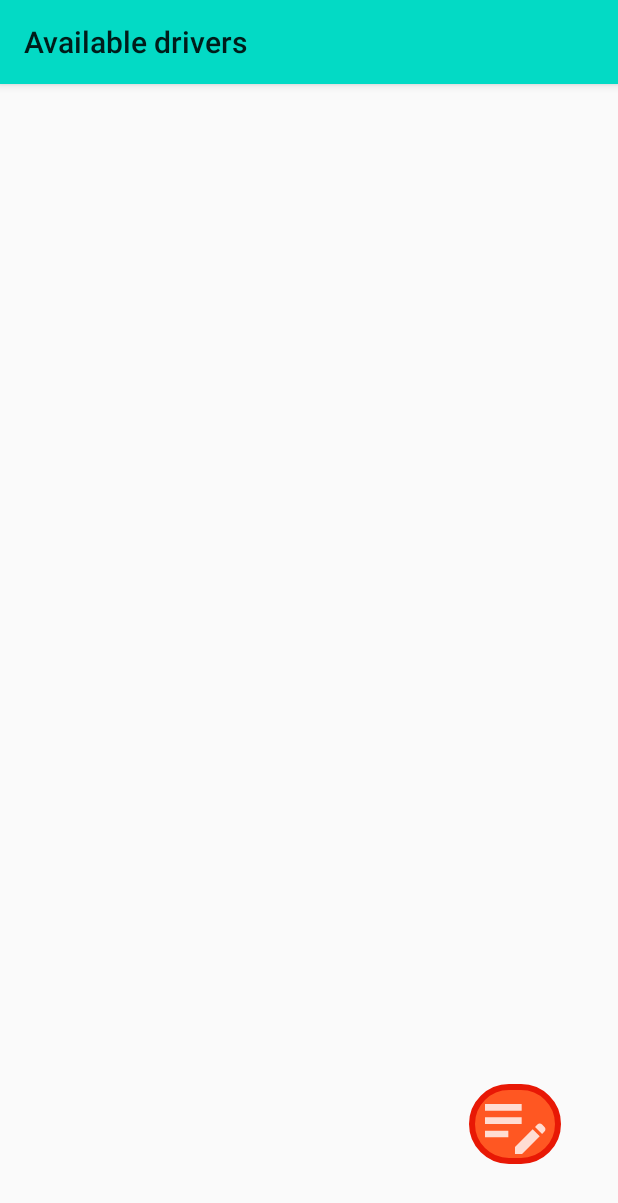
After one commit to jed188/wheels-reputation, an Android app: the Available_driver_list screen opened directly, with no data from a screen before it, on a phone screen of 412 x 824 dp. The commit adds this screen. Shown: the top 1203 px of the screen. Run offline under Robolectric (Android 15) with nearby library versions, the phone set to English and light mode, and no system bars; Roboto replaces fonts that are not available here.

Commit message:
layout added for all views,add button to be worked on

```diff
--- a/app/build.gradle
+++ b/app/build.gradle
@@ -12,6 +12,7 @@ android {
         versionCode 1
         versionName "1.0"
 
+        vectorDrawables.useSupportLibrary = true
         testInstrumentationRunner "androidx.test.runner.AndroidJUnitRunner"
     }
 
--- /dev/null
+++ b/app/src/main/java/com/example/wheelsreputation/Available_driver_list.java
@@ -0,0 +1,16 @@
+package com.example.wheelsreputation;
+
+import androidx.appcompat.app.AppCompatActivity;
+
+import android.os.Bundle;
+
+public class Available_driver_list extends AppCompatActivity {
+
+    @Override
+    protected void onCreate(Bundle savedInstanceState) {
+        super.onCreate(savedInstanceState);
+        setContentView(R.layout.activity_available_driver_list);
+
+        setTitle("Available drivers");
+    }
+}
--- /dev/null
+++ b/app/src/main/res/drawable-anydpi/ic_action_name.xml
@@ -0,0 +1,11 @@
+<vector xmlns:android="http://schemas.android.com/apk/res/android"
+    android:width="24dp"
+    android:height="24dp"
+    android:viewportWidth="24"
+    android:viewportHeight="24"
+    android:tint="#ffffff"
+    android:alpha="0.8">
+  <path
+      android:fillColor="@android:color/white"
+      android:pathData="M3,10h11v2H3V10zM3,8h11V6H3V8zM3,16h7v-2H3V16zM18.01,12.87l0.71,-0.71c0.39,-0.39 1.02,-0.39 1.41,0l0.71,0.71c0.39,0.39 0.39,1.02 0,1.41l-0.71,0.71L18.01,12.87zM17.3,13.58l-5.3,5.3V21h2.12l5.3,-5.3L17.3,13.58z"/>
+</vector>
--- /dev/null
+++ b/app/src/main/res/drawable/add_something_button.xml
@@ -0,0 +1,14 @@
+<?xml version="1.0" encoding="utf-8"?>
+<selector xmlns:android="http://schemas.android.com/apk/res/android">
+    <item>
+        <shape android:shape="rectangle">
+            <solid android:color="#FF5722"/>
+            <stroke android:color="#E81805" android:width="4dp" />
+            <size android:height="120dp" android:width="120dp" />
+            <corners android:radius="120dp"/>
+
+    </shape>
+
+
+    </item>
+</selector>
--- /dev/null
+++ b/app/src/main/res/layout/activity_available_driver_list.xml
@@ -0,0 +1,22 @@
+<?xml version="1.0" encoding="utf-8"?>
+<androidx.constraintlayout.widget.ConstraintLayout xmlns:android="http://schemas.android.com/apk/res/android"
+    xmlns:app="http://schemas.android.com/apk/res-auto"
+    xmlns:tools="http://schemas.android.com/tools"
+    android:id="@+id/available_driver_recyclerView"
+    android:layout_width="match_parent"
+    android:layout_height="match_parent"
+    tools:context=".Available_driver_list">
+
+    <ImageView
+        android:id="@+id/add_driver_button"
+        android:layout_width="61dp"
+        android:layout_height="53dp"
+        android:layout_marginBottom="48dp"
+        android:layout_marginEnd="38dp"
+        android:layout_marginRight="38dp"
+        android:background="@drawable/add_something_button"
+        app:layout_constraintBottom_toBottomOf="parent"
+        app:layout_constraintEnd_toEndOf="parent"
+        app:srcCompat="@drawable/ic_action_name" />
+
+</androidx.constraintlayout.widget.ConstraintLayout>
--- a/app/src/main/res/layout/activity_main.xml
+++ b/app/src/main/res/layout/activity_main.xml
@@ -60,6 +60,7 @@
     </RelativeLayout>
 
     <LinearLayout
+        android:id="@+id/linear_layout_main_activity"
         android:layout_width="373dp"
         android:layout_height="93dp"
         android:layout_marginBottom="8dp"
@@ -86,6 +87,7 @@
             android:layout_weight="1"
             android:background="@drawable/button_background"
             android:fontFamily="@font/belleza"
+            android:onClick="driverReputationMethod"
             android:text="@string/driver_reputation"
             android:textColor="#ffffff"
             android:textSize="14sp"
@@ -101,6 +103,7 @@
             android:layout_weight="1"
             android:background="@drawable/button_background"
             android:fontFamily="@font/belleza"
+            android:onClick="stolenBikeMethod"
             android:text="@string/stolen_bike"
             android:textColor="#ffffff"
             android:textStyle="bold"
@@ -116,6 +119,7 @@
             android:layout_weight="1"
             android:background="@drawable/button_background"
             android:fontFamily="@font/belleza"
+            android:onClick="availableDriverMethod"
             android:text="@string/available_driver"
             android:textColor="#ffffff"
             android:textSize="14sp"
```
Also changed, not shown: app/src/main/AndroidManifest.xml (+12 -0 lines), app/src/main/java/com/example/wheelsreputation/Add_something.java (added, +16 -0 lines), app/src/main/java/com/example/wheelsreputation/Driver_reputation_list.java (added, +17 -0 lines), app/src/main/java/com/example/wheelsreputation/MainActivity.java (+50 -2 lines), app/src/main/java/com/example/wheelsreputation/Stolen_bike_list.java (added, +16 -0 lines), app/src/main/res/layout/activity_add_something.xml (added, +9 -0 lines), app/src/main/res/layout/activity_driver_reputation_list.xml (added, +49 -0 lines), app/src/main/res/layout/activity_stolen_bike_list.xml (added, +36 -0 lines), app/src/main/res/drawable-hdpi/ic_action_name.png (added), app/src/main/res/drawable-mdpi/ic_action_name.png (added), app/src/main/res/drawable-xhdpi/ic_action_name.png (added), app/src/main/res/drawable-xxhdpi/ic_action_name.png (added).
